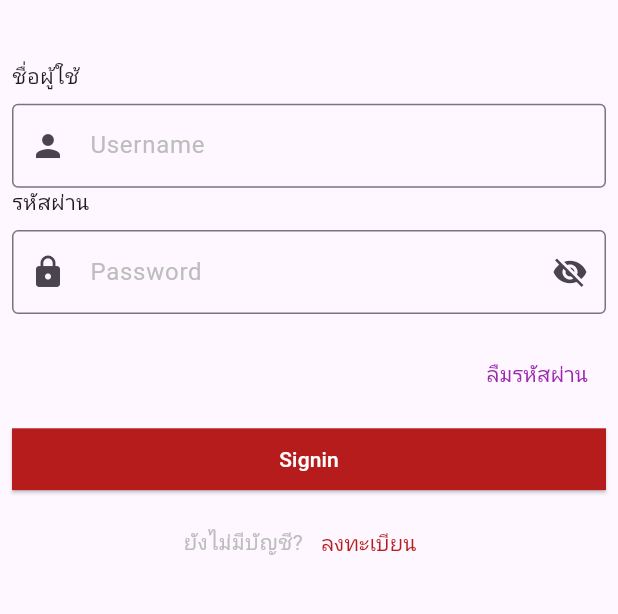
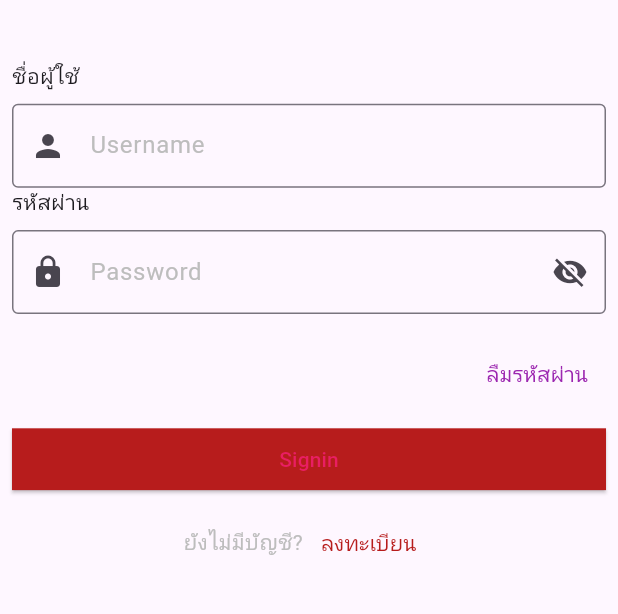
Before and after one commit to Aphichaya-Nam/iot_sau_pm-project, a Flutter app: the screen it shows after launch, on a phone screen of 412 x 824 dp, the part 529-1143 px from its top. Run offline on Flutter 3.47's test engine with Material 3 defaults, Android fonts, the phone set to English and light mode, and no system bars; our stand-ins replace google_fonts; Roboto replaces fonts that are missing (Kanit).

```diff
--- a/lib/views/signin_ui.dart
+++ b/lib/views/signin_ui.dart
@@ -119,7 +119,7 @@ class _SigninUIState extends State<SigninUI> {
                   child: Text(
                     'Signin',
                     style: TextStyle(
-                      color: Colors.white,
+                      color: Colors.pink,
                     ),
                   ),
                   style: ElevatedButton.styleFrom(
--- a/pubspec.yaml
+++ b/pubspec.yaml
@@ -32,7 +32,7 @@ dependencies:
   flutter:
     sdk: flutter
   font_awesome_flutter: ^10.8.0
-  google_fonts: ^6.2.0
+  google_fonts: ^6.2.1
   http: ^1.2.2
 
 dev_dependencies:
```
